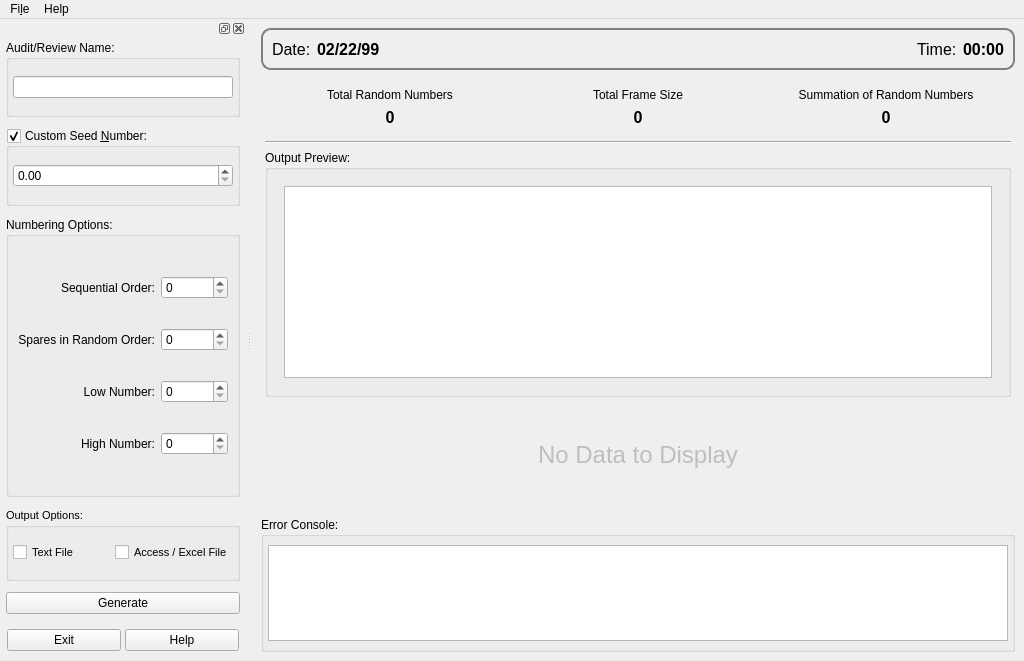
This is products/RAT-STATS/rstats_modules/SingleStageRandomNumbers/src/UIRStatsSSRN.ui in cbtek/RStats2017 as Qt 5 draws it before an edit. The edited form follows.
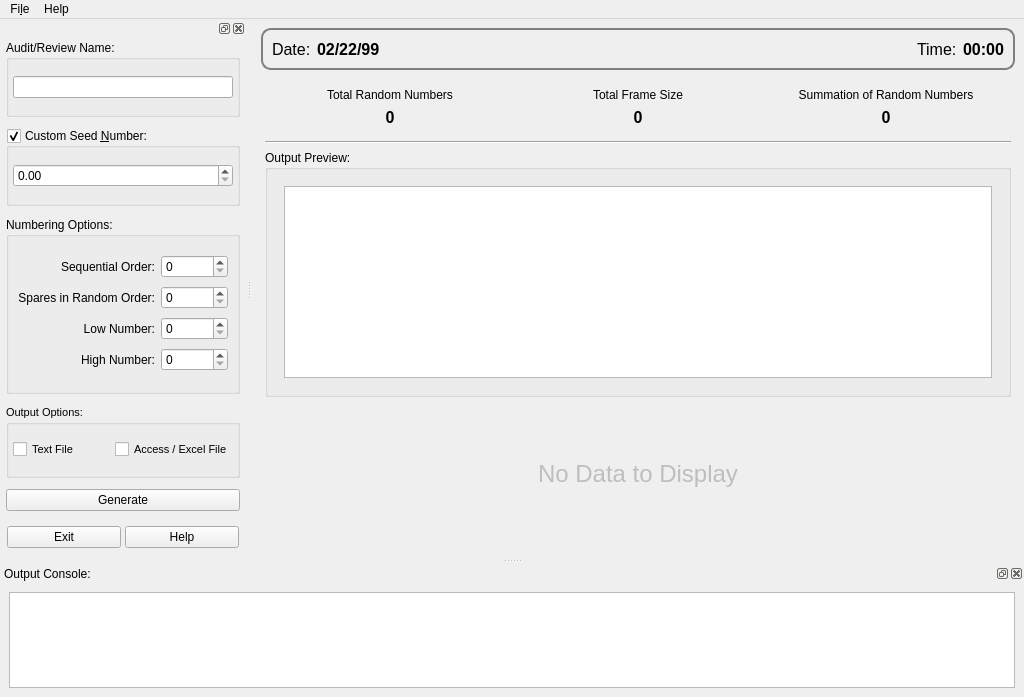
This is the edited form.

Commit message:
Added variables for spares/sequential values in RStatsSSR an
Changed enumerations for RStatsConditionLogger to be Camel case instead of UPPERCASE
Added functions to RStatsObjectList for returning a std::set and std::vector
Added function to RStatsObjectList for sorting values

Diff of the .ui file:
```diff
--- a/products/RAT-STATS/rstats_modules/SingleStageRandomNumbers/src/UIRStatsSSRN.ui
+++ b/products/RAT-STATS/rstats_modules/SingleStageRandomNumbers/src/UIRStatsSSRN.ui
@@ -7,7 +7,7 @@
     <x>0</x>
     <y>0</y>
     <width>1024</width>
-    <height>661</height>
+    <height>697</height>
    </rect>
   </property>
   <property name="windowTitle">
@@ -349,62 +349,6 @@
       </layout>
      </widget>
     </item>
-    <item>
-     <widget class="QGroupBox" name="m_grpLog">
-      <property name="sizePolicy">
-       <sizepolicy hsizetype="Minimum" vsizetype="Preferred">
-        <horstretch>0</horstretch>
-        <verstretch>0</verstretch>
-       </sizepolicy>
-      </property>
-      <property name="title">
-       <string>Error Console:</string>
-      </property>
-      <layout class="QVBoxLayout" name="verticalLayout_7">
-       <property name="leftMargin">
-        <number>4</number>
-       </property>
-       <property name="topMargin">
-        <number>8</number>
-       </property>
-       <property name="rightMargin">
-        <number>4</number>
-       </property>
-       <property name="bottomMargin">
-        <number>8</number>
-       </property>
-       <item>
-        <widget class="QListWidget" name="m_lstErrorConsole">
-         <property name="sizePolicy">
-          <sizepolicy hsizetype="Expanding" vsizetype="Minimum">
-           <horstretch>0</horstretch>
-           <verstretch>0</verstretch>
-          </sizepolicy>
-         </property>
-         <property name="maximumSize">
-          <size>
-           <width>16777215</width>
-           <height>96</height>
-          </size>
-         </property>
-         <property name="styleSheet">
-          <string notr="true">QListWidget
-{
-}
-QListWidget::item
-{
-	border:1px solid gray;
-	color:black;
-	background:#777;
-	height:24px;
-	padding:4px;
-}</string>
-         </property>
-        </widget>
-       </item>
-      </layout>
-     </widget>
-    </item>
    </layout>
   </widget>
   <widget class="QDockWidget" name="dockWidget_2">
@@ -755,6 +699,47 @@
    <addaction name="menuFile"/>
    <addaction name="menuHelp"/>
   </widget>
+  <widget class="QDockWidget" name="m_dockOutput">
+   <property name="windowTitle">
+    <string>Output Console:</string>
+   </property>
+   <attribute name="dockWidgetArea">
+    <number>8</number>
+   </attribute>
+   <widget class="QWidget" name="dockWidgetContents">
+    <layout class="QVBoxLayout" name="verticalLayout_11">
+     <item>
+      <widget class="QListWidget" name="m_lstErrorConsole">
+       <property name="sizePolicy">
+        <sizepolicy hsizetype="Expanding" vsizetype="Minimum">
+         <horstretch>0</horstretch>
+         <verstretch>0</verstretch>
+        </sizepolicy>
+       </property>
+       <property name="maximumSize">
+        <size>
+         <width>16777215</width>
+         <height>96</height>
+        </size>
+       </property>
+       <property name="styleSheet">
+        <string notr="true">QListWidget
+{
+}
+QListWidget::item
+{
+	border:1px solid gray;
+	color:black;
+	background:#777;
+	height:24px;
+	padding:4px;
+}</string>
+       </property>
+      </widget>
+     </item>
+    </layout>
+   </widget>
+  </widget>
   <action name="actionRecent">
    <property name="text">
     <string>&amp;Recent</string>
```
Left out of the diff: 3 changed lines with no effect on the pictures. The commit also changes 8 other files.
